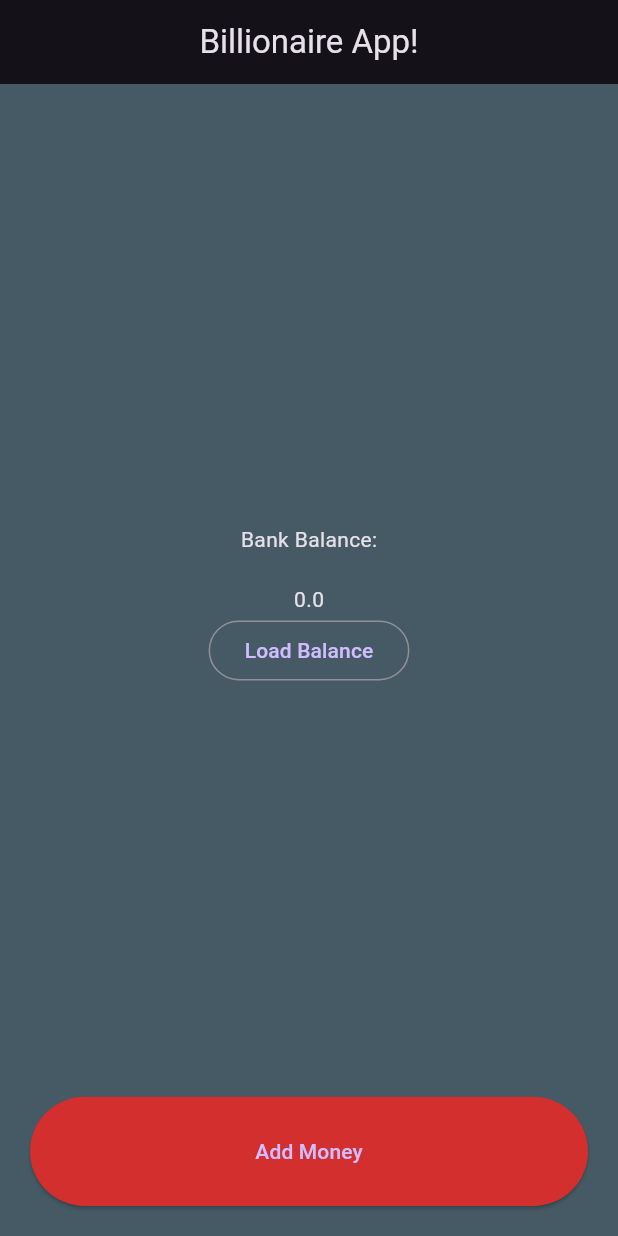
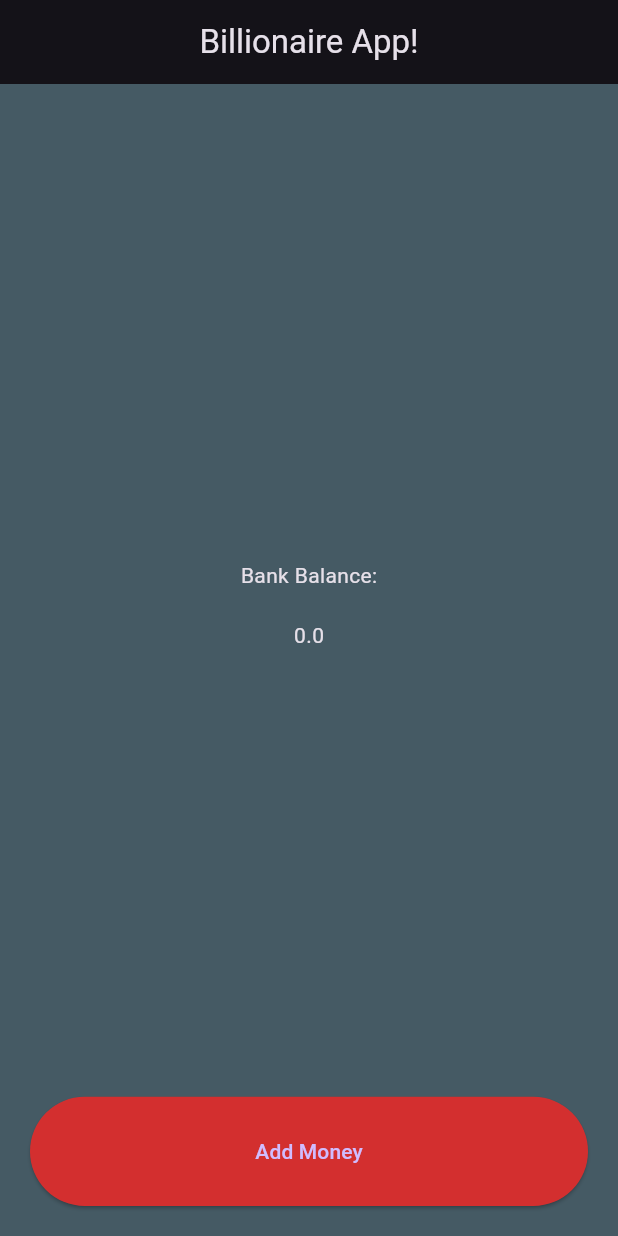
Before and after one commit to Shafia3/billionaire_project, a Flutter app: the screen it shows after launch, on a phone screen of 412 x 824 dp. Run offline on Flutter 3.47's test engine with Material 3 defaults, Android fonts, the phone set to English and light mode, and no system bars; our stand-ins replace shared_preferences.

Commit message:
addMoneyButton

```diff
--- /dev/null
+++ b/lib/add_money_button.dart
@@ -0,0 +1,21 @@
+import 'package:flutter/material.dart';
+
+class AddMoneyButton extends StatelessWidget {
+  void Function () AddMoneyFunction;
+   AddMoneyButton({super.key,required this.AddMoneyFunction});
+
+  @override
+  Widget build(BuildContext context) {
+    return Expanded(
+                  flex: 1,
+                  child: ElevatedButton(
+                    style: ElevatedButton.styleFrom(
+                      backgroundColor: Colors.red[700],
+                      minimumSize: Size(double.infinity,0 )
+                    ),
+                    onPressed: AddMoneyFunction,
+                    child: Text('Add Money'),
+                  ),
+                );
+  }
+}
--- a/lib/main.dart
+++ b/lib/main.dart
@@ -1,3 +1,4 @@
+import 'package:billionaire_project/add_money_button.dart';
 import 'package:flutter/material.dart';
 import 'package:shared_preferences/shared_preferences.dart';
 
@@ -26,6 +27,12 @@ final SharedPreferences prefs = await
 await prefs.setDouble('balance', balance);
     print(balance);
       }
+      @override
+  void initState() {
+    // TODO: implement initState
+    loadBalance();
+    super.initState();
+  }
 
       void loadBalance()async{
         final SharedPreferences prefs = await
@@ -65,22 +72,12 @@ setState(() {
                         height: 20,
                       ),
                       Text('$balance'),
-                      OutlinedButton(onPressed: loadBalance,
-                       child: Text("Load Balance"))
+                      // OutlinedButton(onPressed: loadBalance,
+                      //  child: Text("Load Balance"))
                     ],
                   ),
                 ),
-                Expanded(
-                  flex: 1,
-                  child: ElevatedButton(
-                    style: ElevatedButton.styleFrom(
-                      backgroundColor: Colors.red[700],
-                      minimumSize: Size(double.infinity,0 )
-                    ),
-                    onPressed: addMoney,
-                    child: Text('Add Money'),
-                  ),
-                ),
+                AddMoneyButton(AddMoneyFunction: addMoney),
               ],
             ),
           )),
```
